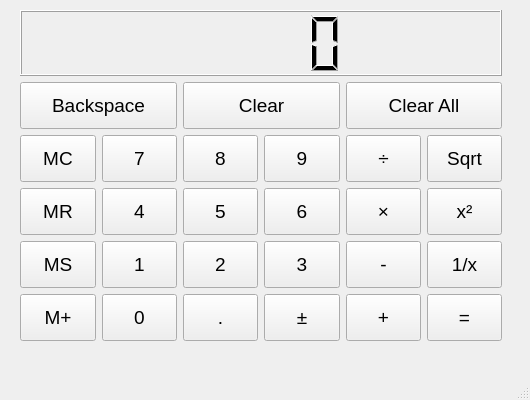
This is mymainwindow.ui in Azriel230/calculator_qt as Qt 5 draws it before an edit. The edited form follows.
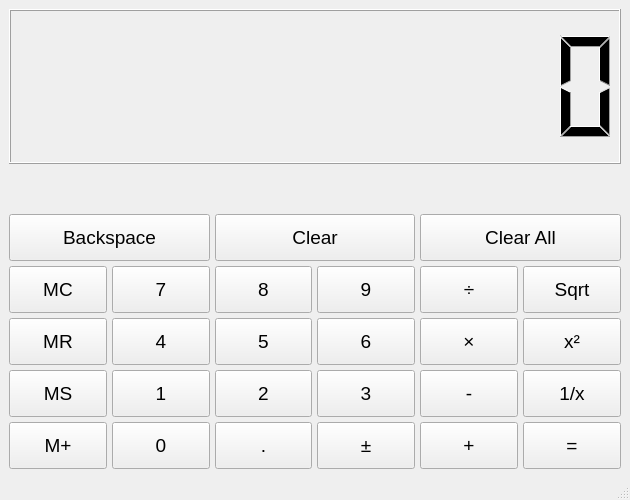
This is the edited form.

The edit to the form file:
```diff
--- a/mymainwindow.ui
+++ b/mymainwindow.ui
@@ -6,8 +6,8 @@
    <rect>
     <x>0</x>
     <y>0</y>
-    <width>530</width>
-    <height>400</height>
+    <width>630</width>
+    <height>500</height>
    </rect>
   </property>
   <property name="sizePolicy">
@@ -18,40 +18,31 @@
   </property>
   <property name="minimumSize">
    <size>
-    <width>530</width>
-    <height>400</height>
+    <width>630</width>
+    <height>500</height>
    </size>
   </property>
   <property name="maximumSize">
    <size>
-    <width>530</width>
-    <height>400</height>
+    <width>630</width>
+    <height>500</height>
    </size>
   </property>
   <property name="windowTitle">
    <string>MyMainWindow</string>
   </property>
   <widget class="QWidget" name="centralwidget">
-   <widget class="QWidget" name="gridLayoutWidget">
-    <property name="geometry">
-     <rect>
-      <x>20</x>
-      <y>10</y>
-      <width>482</width>
-      <height>331</height>
-     </rect>
-    </property>
-    <property name="font">
-     <font>
-      <pointsize>14</pointsize>
-     </font>
-    </property>
     <layout class="QGridLayout" name="gridLayout">
-     <item row="1" column="2" colspan="2">
-      <widget class="QPushButton" name="m_pb_Clear">
+    <item row="0" column="0">
+     <layout class="QGridLayout" name="m_gl_calculator">
+      <property name="spacing">
+       <number>5</number>
+      </property>
+      <item row="6" column="2">
+       <widget class="QPushButton" name="m_pb_2">
        <property name="minimumSize">
         <size>
-         <width>50</width>
+          <width>0</width>
          <height>47</height>
         </size>
        </property>
@@ -61,47 +52,11 @@
         </font>
        </property>
        <property name="text">
-        <string>Clear</string>
+         <string>2</string>
        </property>
       </widget>
      </item>
      <item row="6" column="3">
-      <widget class="QPushButton" name="m_pb_sign">
-       <property name="minimumSize">
-        <size>
-         <width>0</width>
-         <height>47</height>
-        </size>
-       </property>
-       <property name="font">
-        <font>
-         <pointsize>14</pointsize>
-        </font>
-       </property>
-       <property name="text">
-        <string>±</string>
-       </property>
-      </widget>
-     </item>
-     <item row="6" column="0">
-      <widget class="QPushButton" name="pushButton_8">
-       <property name="minimumSize">
-        <size>
-         <width>0</width>
-         <height>47</height>
-        </size>
-       </property>
-       <property name="font">
-        <font>
-         <pointsize>14</pointsize>
-        </font>
-       </property>
-       <property name="text">
-        <string>M+</string>
-       </property>
-      </widget>
-     </item>
-     <item row="5" column="3">
       <widget class="QPushButton" name="m_pb_3">
        <property name="minimumSize">
         <size>
@@ -119,8 +74,8 @@
        </property>
       </widget>
      </item>
-     <item row="4" column="0">
-      <widget class="QPushButton" name="m_pb_MR">
+      <item row="4" column="1">
+       <widget class="QPushButton" name="m_pb_7">
        <property name="minimumSize">
         <size>
          <width>0</width>
@@ -133,18 +88,33 @@
         </font>
        </property>
        <property name="text">
-        <string>MR</string>
+         <string>7</string>
        </property>
       </widget>
      </item>
-     <item row="1" column="0" colspan="2">
-      <widget class="QPushButton" name="pushButton_5">
-       <property name="enabled">
-        <bool>true</bool>
-       </property>
+      <item row="7" column="3">
+       <widget class="QPushButton" name="m_pb_sign">
+        <property name="minimumSize">
+         <size>
+          <width>0</width>
+          <height>47</height>
+         </size>
+        </property>
+        <property name="font">
+         <font>
+          <pointsize>14</pointsize>
+         </font>
+        </property>
+        <property name="text">
+         <string>±</string>
+        </property>
+       </widget>
+      </item>
+      <item row="7" column="5">
+       <widget class="QPushButton" name="m_pb_equal">
        <property name="minimumSize">
         <size>
-         <width>50</width>
+          <width>0</width>
          <height>47</height>
         </size>
        </property>
@@ -154,11 +124,29 @@
         </font>
        </property>
        <property name="text">
-        <string>Backspace</string>
+         <string>=</string>
        </property>
       </widget>
      </item>
-     <item row="6" column="2">
+      <item row="6" column="4">
+       <widget class="QPushButton" name="m_pb_minus">
+        <property name="minimumSize">
+         <size>
+          <width>0</width>
+          <height>47</height>
+         </size>
+        </property>
+        <property name="font">
+         <font>
+          <pointsize>14</pointsize>
+         </font>
+        </property>
+        <property name="text">
+         <string>-</string>
+        </property>
+       </widget>
+      </item>
+      <item row="7" column="2">
       <widget class="QPushButton" name="m_pb_dot">
        <property name="minimumSize">
         <size>
@@ -176,26 +164,21 @@
        </property>
       </widget>
      </item>
-     <item row="6" column="1">
-      <widget class="QPushButton" name="pushButton_9">
-       <property name="minimumSize">
+      <item row="1" column="3" colspan="3">
+       <widget class="QLabel" name="m_label_memory_res">
+        <property name="maximumSize">
         <size>
-         <width>0</width>
-         <height>47</height>
-        </size>
-       </property>
-       <property name="font">
-        <font>
-         <pointsize>14</pointsize>
-        </font>
-       </property>
+          <width>16777215</width>
+          <height>40</height>
+         </size>
+        </property>
        <property name="text">
-        <string>0</string>
+         <string/>
        </property>
       </widget>
      </item>
-     <item row="3" column="3">
-      <widget class="QPushButton" name="m_pb_9">
+      <item row="6" column="5">
+       <widget class="QPushButton" name="m_pb_fraction">
        <property name="minimumSize">
         <size>
          <width>0</width>
@@ -208,29 +191,11 @@
         </font>
        </property>
        <property name="text">
-        <string>9</string>
+         <string>1/x</string>
        </property>
       </widget>
      </item>
-     <item row="4" column="1">
-      <widget class="QPushButton" name="pushButton_3">
-       <property name="minimumSize">
-        <size>
-         <width>0</width>
-         <height>47</height>
-        </size>
-       </property>
-       <property name="font">
-        <font>
-         <pointsize>14</pointsize>
-        </font>
-       </property>
-       <property name="text">
-        <string>4</string>
-       </property>
-      </widget>
-     </item>
-     <item row="3" column="5">
+      <item row="4" column="5">
       <widget class="QPushButton" name="m_pb_Sqrt">
        <property name="minimumSize">
         <size>
@@ -248,116 +213,8 @@
        </property>
       </widget>
      </item>
-     <item row="6" column="4">
-      <widget class="QPushButton" name="pushButton_24">
-       <property name="minimumSize">
-        <size>
-         <width>0</width>
-         <height>47</height>
-        </size>
-       </property>
-       <property name="font">
-        <font>
-         <pointsize>14</pointsize>
-        </font>
-       </property>
-       <property name="text">
-        <string>+</string>
-       </property>
-      </widget>
-     </item>
-     <item row="3" column="2">
-      <widget class="QPushButton" name="m_pb_8">
-       <property name="minimumSize">
-        <size>
-         <width>0</width>
-         <height>47</height>
-        </size>
-       </property>
-       <property name="font">
-        <font>
-         <pointsize>14</pointsize>
-        </font>
-       </property>
-       <property name="text">
-        <string>8</string>
-       </property>
-      </widget>
-     </item>
-     <item row="4" column="3">
-      <widget class="QPushButton" name="m_pb_6">
-       <property name="minimumSize">
-        <size>
-         <width>0</width>
-         <height>47</height>
-        </size>
-       </property>
-       <property name="font">
-        <font>
-         <pointsize>14</pointsize>
-        </font>
-       </property>
-       <property name="text">
-        <string>6</string>
-       </property>
-      </widget>
-     </item>
-     <item row="5" column="0">
-      <widget class="QPushButton" name="pushButton_6">
-       <property name="minimumSize">
-        <size>
-         <width>0</width>
-         <height>47</height>
-        </size>
-       </property>
-       <property name="font">
-        <font>
-         <pointsize>14</pointsize>
-        </font>
-       </property>
-       <property name="text">
-        <string>MS</string>
-       </property>
-      </widget>
-     </item>
-     <item row="4" column="5">
-      <widget class="QPushButton" name="m_pb_sq">
-       <property name="minimumSize">
-        <size>
-         <width>0</width>
-         <height>47</height>
-        </size>
-       </property>
-       <property name="font">
-        <font>
-         <pointsize>14</pointsize>
-        </font>
-       </property>
-       <property name="text">
-        <string>x²</string>
-       </property>
-      </widget>
-     </item>
-     <item row="3" column="4">
-      <widget class="QPushButton" name="m_pb_div">
-       <property name="minimumSize">
-        <size>
-         <width>0</width>
-         <height>47</height>
-        </size>
-       </property>
-       <property name="font">
-        <font>
-         <pointsize>14</pointsize>
-        </font>
-       </property>
-       <property name="text">
-        <string>÷</string>
-       </property>
-      </widget>
-     </item>
-     <item row="1" column="4" colspan="2">
-      <widget class="QPushButton" name="pushButton_27">
+      <item row="2" column="4" colspan="2">
+       <widget class="QPushButton" name="m_pb_Clear_All">
        <property name="minimumSize">
         <size>
          <width>70</width>
@@ -374,79 +231,20 @@
        </property>
       </widget>
      </item>
-     <item row="3" column="1">
-      <widget class="QPushButton" name="pushButton_4">
-       <property name="minimumSize">
+      <item row="1" column="0" colspan="3">
+       <widget class="QLabel" name="m_label_ar_op">
+        <property name="maximumSize">
         <size>
-         <width>0</width>
-         <height>47</height>
-        </size>
-       </property>
-       <property name="font">
-        <font>
-         <pointsize>14</pointsize>
-        </font>
-       </property>
+          <width>167777</width>
+          <height>40</height>
+         </size>
+        </property>
        <property name="text">
-        <string>7</string>
+         <string/>
        </property>
       </widget>
      </item>
-     <item row="4" column="2">
-      <widget class="QPushButton" name="m_pb_5">
-       <property name="minimumSize">
-        <size>
-         <width>0</width>
-         <height>47</height>
-        </size>
-       </property>
-       <property name="font">
-        <font>
-         <pointsize>14</pointsize>
-        </font>
-       </property>
-       <property name="text">
-        <string>5</string>
-       </property>
-      </widget>
-     </item>
-     <item row="5" column="5">
-      <widget class="QPushButton" name="pushButton_25">
-       <property name="minimumSize">
-        <size>
-         <width>0</width>
-         <height>47</height>
-        </size>
-       </property>
-       <property name="font">
-        <font>
-         <pointsize>14</pointsize>
-        </font>
-       </property>
-       <property name="text">
-        <string>1/x</string>
-       </property>
-      </widget>
-     </item>
-     <item row="5" column="2">
-      <widget class="QPushButton" name="m_pb_2">
-       <property name="minimumSize">
-        <size>
-         <width>0</width>
-         <height>47</height>
-        </size>
-       </property>
-       <property name="font">
-        <font>
-         <pointsize>14</pointsize>
-        </font>
-       </property>
-       <property name="text">
-        <string>2</string>
-       </property>
-      </widget>
-     </item>
-     <item row="4" column="4">
+      <item row="5" column="4">
       <widget class="QPushButton" name="m_pb_mult">
        <property name="minimumSize">
         <size>
@@ -464,8 +262,8 @@
        </property>
       </widget>
      </item>
-     <item row="5" column="4">
-      <widget class="QPushButton" name="pushButton_23">
+      <item row="5" column="1">
+       <widget class="QPushButton" name="m_pb_4">
        <property name="minimumSize">
         <size>
          <width>0</width>
@@ -478,12 +276,12 @@
         </font>
        </property>
        <property name="text">
-        <string>-</string>
+         <string>4</string>
        </property>
       </widget>
      </item>
-     <item row="6" column="5">
-      <widget class="QPushButton" name="pushButton_26">
+      <item row="4" column="3">
+       <widget class="QPushButton" name="m_pb_9">
        <property name="minimumSize">
         <size>
          <width>0</width>
@@ -496,11 +294,108 @@
         </font>
        </property>
        <property name="text">
-        <string>=</string>
+         <string>9</string>
        </property>
       </widget>
      </item>
-     <item row="3" column="0">
+      <item row="0" column="0" colspan="6">
+       <widget class="QLCDNumber" name="m_lcd_result">
+        <property name="digitCount">
+         <number>10</number>
+        </property>
+       </widget>
+      </item>
+      <item row="7" column="4">
+       <widget class="QPushButton" name="m_pb_plus">
+        <property name="minimumSize">
+         <size>
+          <width>0</width>
+          <height>47</height>
+         </size>
+        </property>
+        <property name="font">
+         <font>
+          <pointsize>14</pointsize>
+         </font>
+        </property>
+        <property name="text">
+         <string>+</string>
+        </property>
+       </widget>
+      </item>
+      <item row="2" column="2" colspan="2">
+       <widget class="QPushButton" name="m_pb_Clear">
+        <property name="minimumSize">
+         <size>
+          <width>50</width>
+          <height>47</height>
+         </size>
+        </property>
+        <property name="font">
+         <font>
+          <pointsize>14</pointsize>
+         </font>
+        </property>
+        <property name="text">
+         <string>Clear</string>
+        </property>
+       </widget>
+      </item>
+      <item row="7" column="1">
+       <widget class="QPushButton" name="m_pb_0">
+        <property name="minimumSize">
+         <size>
+          <width>0</width>
+          <height>47</height>
+         </size>
+        </property>
+        <property name="font">
+         <font>
+          <pointsize>14</pointsize>
+         </font>
+        </property>
+        <property name="text">
+         <string>0</string>
+        </property>
+       </widget>
+      </item>
+      <item row="5" column="0">
+       <widget class="QPushButton" name="m_pb_MR">
+        <property name="minimumSize">
+         <size>
+          <width>0</width>
+          <height>47</height>
+         </size>
+        </property>
+        <property name="font">
+         <font>
+          <pointsize>14</pointsize>
+         </font>
+        </property>
+        <property name="text">
+         <string>MR</string>
+        </property>
+       </widget>
+      </item>
+      <item row="5" column="3">
+       <widget class="QPushButton" name="m_pb_6">
+        <property name="minimumSize">
+         <size>
+          <width>0</width>
+          <height>47</height>
+         </size>
+        </property>
+        <property name="font">
+         <font>
+          <pointsize>14</pointsize>
+         </font>
+        </property>
+        <property name="text">
+         <string>6</string>
+        </property>
+       </widget>
+      </item>
+      <item row="4" column="0">
       <widget class="QPushButton" name="m_pb_MC">
        <property name="minimumSize">
         <size>
@@ -518,8 +413,8 @@
        </property>
       </widget>
      </item>
-     <item row="5" column="1">
-      <widget class="QPushButton" name="pushButton_7">
+      <item row="6" column="1">
+       <widget class="QPushButton" name="m_pb_1">
        <property name="minimumSize">
         <size>
          <width>0</width>
@@ -536,11 +431,138 @@
        </property>
       </widget>
      </item>
-     <item row="0" column="0" colspan="6">
-      <widget class="QLCDNumber" name="lcdNumber"/>
-     </item>
-    </layout>
-   </widget>
+      <item row="2" column="0" colspan="2">
+       <widget class="QPushButton" name="m_pb_Backspace">
+        <property name="enabled">
+         <bool>true</bool>
+        </property>
+        <property name="minimumSize">
+         <size>
+          <width>50</width>
+          <height>47</height>
+         </size>
+        </property>
+        <property name="font">
+         <font>
+          <pointsize>14</pointsize>
+         </font>
+        </property>
+        <property name="text">
+         <string>Backspace</string>
+        </property>
+       </widget>
+      </item>
+      <item row="5" column="2">
+       <widget class="QPushButton" name="m_pb_5">
+        <property name="minimumSize">
+         <size>
+          <width>0</width>
+          <height>47</height>
+         </size>
+        </property>
+        <property name="font">
+         <font>
+          <pointsize>14</pointsize>
+         </font>
+        </property>
+        <property name="text">
+         <string>5</string>
+        </property>
+       </widget>
+      </item>
+      <item row="5" column="5">
+       <widget class="QPushButton" name="m_pb_sq">
+        <property name="minimumSize">
+         <size>
+          <width>0</width>
+          <height>47</height>
+         </size>
+        </property>
+        <property name="font">
+         <font>
+          <pointsize>14</pointsize>
+         </font>
+        </property>
+        <property name="text">
+         <string>x²</string>
+        </property>
+       </widget>
+      </item>
+      <item row="4" column="2">
+       <widget class="QPushButton" name="m_pb_8">
+        <property name="minimumSize">
+         <size>
+          <width>0</width>
+          <height>47</height>
+         </size>
+        </property>
+        <property name="font">
+         <font>
+          <pointsize>14</pointsize>
+         </font>
+        </property>
+        <property name="text">
+         <string>8</string>
+        </property>
+       </widget>
+      </item>
+      <item row="6" column="0">
+       <widget class="QPushButton" name="m_pb_MS">
+        <property name="minimumSize">
+         <size>
+          <width>0</width>
+          <height>47</height>
+         </size>
+        </property>
+        <property name="font">
+         <font>
+          <pointsize>14</pointsize>
+         </font>
+        </property>
+        <property name="text">
+         <string>MS</string>
+        </property>
+       </widget>
+      </item>
+      <item row="7" column="0">
+       <widget class="QPushButton" name="m_pb_Mplus">
+        <property name="minimumSize">
+         <size>
+          <width>0</width>
+          <height>47</height>
+         </size>
+        </property>
+        <property name="font">
+         <font>
+          <pointsize>14</pointsize>
+         </font>
+        </property>
+        <property name="text">
+         <string>M+</string>
+        </property>
+       </widget>
+      </item>
+      <item row="4" column="4">
+       <widget class="QPushButton" name="m_pb_div">
+        <property name="minimumSize">
+         <size>
+          <width>0</width>
+          <height>47</height>
+         </size>
+        </property>
+        <property name="font">
+         <font>
+          <pointsize>14</pointsize>
+         </font>
+        </property>
+        <property name="text">
+         <string>÷</string>
+        </property>
+       </widget>
+      </item>
+     </layout>
+    </item>
+   </layout>
   </widget>
   <widget class="QStatusBar" name="statusbar"/>
   <widget class="QMenuBar" name="menubar">
```
Left out of the diff: 2 changed lines with no effect on the pictures. Lines whose indentation alone changed are shown as unchanged.
